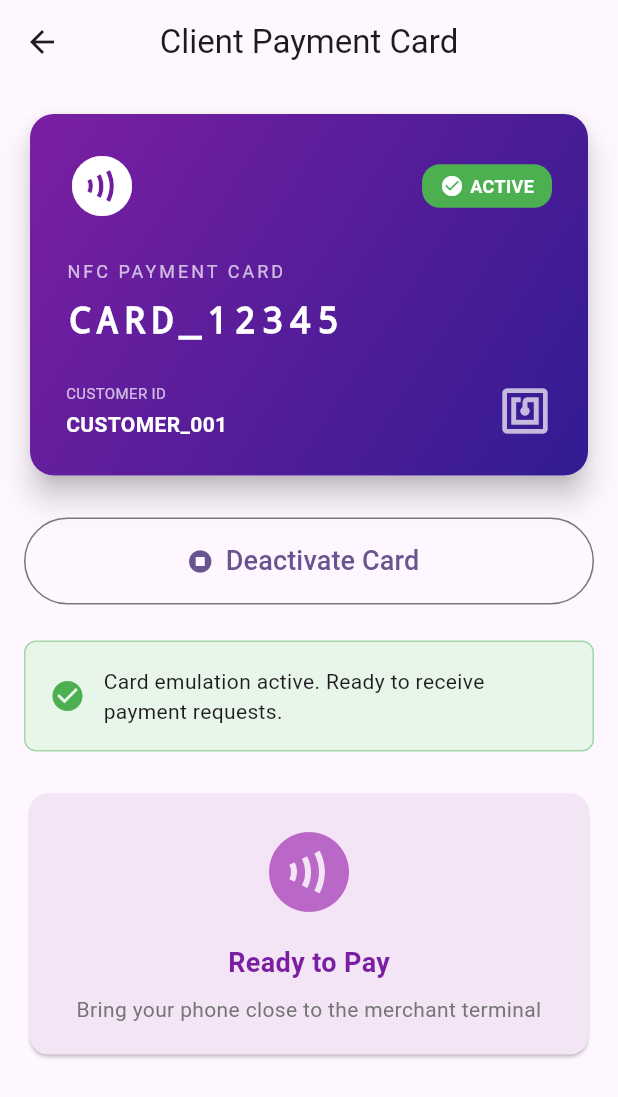
After one commit to Hilary29/nfc_app, a Flutter app: the ClientScreen screen opened directly, after a tap on "Activate Card", on a phone screen of 412 x 824 dp. The commit adds this screen. Shown: the top 1097 px of the screen. Run offline on Flutter 3.47's test engine with Material 3 defaults, Android fonts, the phone set to English and light mode, and no system bars; missing offline and left inert: nfc_manager.

Commit message:
Add HCE service and client payment functionality with UI updates

```diff
--- /dev/null
+++ b/lib/core/notifiers/client_notifier.dart
@@ -0,0 +1,143 @@
+import 'dart:convert';
+import 'dart:typed_data';
+import 'package:flutter/material.dart';
+import '../models/payment_request.dart';
+import '../models/payment_response.dart';
+
+class ClientNotifier extends ChangeNotifier {
+  bool _isHceActive = false;
+  PaymentRequest? _pendingRequest;
+  String _statusMessage = '';
+  //String _customerId = 'CUSTOMER_001';
+  //String _cardId = 'CARD_12345';
+
+  bool get isHceActive => _isHceActive;
+  PaymentRequest? get pendingRequest => _pendingRequest;
+  String get statusMessage => _statusMessage;
+  //String get customerId => _customerId;
+  //String get cardId => _cardId;
+  bool get hasPendingPayment => _pendingRequest != null;
+
+  Future<void> startHceMode() async {
+    try {
+      _isHceActive = true;
+      _statusMessage = 'Card emulation active. Ready to receive payment requests.';
+      notifyListeners();
+
+      _listenForApduCommands();
+    } catch (e) {
+      _statusMessage = 'Failed to start HCE: $e';
+      _isHceActive = false;
+      notifyListeners();
+    }
+  }
+
+  Future<void> stopHceMode() async {
+    try {
+      _isHceActive = false;
+      _pendingRequest = null;
+      _statusMessage = 'Card emulation stopped';
+      notifyListeners();
+    } catch (e) {
+      _statusMessage = 'Error stopping HCE: $e';
+      notifyListeners();
+    }
+  }
+
+  void _listenForApduCommands() {
+  }
+
+  void _handleApduCommand(Uint8List command) {
+    try {
+      if (command.length < 5) return;
+
+      final cla = command[0];
+      final ins = command[1];
+
+      if (cla == 0x00 && ins == 0xA4) {
+        _handleSelectCommand(command);
+      } else if (cla == 0x80 && ins == 0x01) {
+        _handlePaymentCommand(command);
+      }
+    } catch (e) {
+      _statusMessage = 'Error handling APDU: $e';
+      notifyListeners();
+    }
+  }
+
+  void _handleSelectCommand(Uint8List command) {
+    _statusMessage = 'Merchant device detected';
+    notifyListeners();
+  }
+
+  void _handlePaymentCommand(Uint8List command) {
+    try {
+      final lc = command[4];
+      final data = command.sublist(5, 5 + lc);
+      final jsonStr = utf8.decode(data);
+
+      final request = PaymentRequest.fromCompactJson(jsonStr);
+      _pendingRequest = request;
+      _statusMessage = 'Payment request received: ${request.amount} FCFA';
+      notifyListeners();
+    } catch (e) {
+      _statusMessage = 'Error parsing payment request: $e';
+      notifyListeners();
+    }
+  }
+
+  Future<void> approvePayment() async {
+    if (_pendingRequest == null) return;
+
+    try {
+      final response = PaymentResponse(
+        approved: true,
+        paymentToken: _pendingRequest!.paymentToken,
+      );
+
+      await _sendPaymentResponse(response);
+
+      _statusMessage = 'Payment approved and sent';
+      _pendingRequest = null;
+      notifyListeners();
+    } catch (e) {
+      _statusMessage = 'Error approving payment: $e';
+      notifyListeners();
+    }
+  }
+
+  Future<void> declinePayment() async {
+    if (_pendingRequest == null) return;
+
+    try {
+      final response = PaymentResponse(
+        approved: false,
+        paymentToken: _pendingRequest!.paymentToken,
+      );
+
+      await _sendPaymentResponse(response);
+
+      _statusMessage = 'Payment declined';
+      _pendingRequest = null;
+      notifyListeners();
+    } catch (e) {
+      _statusMessage = 'Error declining payment: $e';
+      notifyListeners();
+    }
+  }
+
+  Future<void> _sendPaymentResponse(PaymentResponse response) async {
+    try {
+      final responseJson = response.toCompactJson();
+      final responseBytes = utf8.encode(responseJson);
+
+      final apduResponse = Uint8List.fromList([
+        ...responseBytes,
+        0x90, 0x00,
+      ]);
+
+    } catch (e) {
+      throw Exception('Failed to send response: $e');
+    }
+  }
+}
--- /dev/null
+++ b/lib/features/client/screens/client_screen.dart
@@ -0,0 +1,149 @@
+import 'package:flutter/material.dart';
+import 'package:provider/provider.dart';
+import '../../../core/notifiers/client_notifier.dart';
+import '../widgets/card_display_widget.dart';
+import '../widgets/payment_approval_widget.dart';
+
+class ClientScreen extends StatelessWidget {
+  const ClientScreen({super.key});
+
+  @override
+  Widget build(BuildContext context) {
+    return ChangeNotifierProvider(
+      create: (_) => ClientNotifier(),
+      child: Scaffold(
+        appBar: AppBar(
+          title: const Text('Client Payment Card'),
+          centerTitle: true,
+        ),
+        body: const _ClientScreenBody(),
+      ),
+    );
+  }
+}
+
+class _ClientScreenBody extends StatelessWidget {
+  const _ClientScreenBody();
+
+  @override
+  Widget build(BuildContext context) {
+    return Consumer<ClientNotifier>(
+      builder: (context, notifier, _) {
+        return SingleChildScrollView(
+          padding: const EdgeInsets.all(16.0),
+          child: Column(
+            crossAxisAlignment: CrossAxisAlignment.stretch,
+            children: [
+              CardDisplayWidget(
+                cardId: 'CARD_12345',
+                customerId: 'CUSTOMER_001',
+                isActive: notifier.isHceActive,
+              ),
+              const SizedBox(height: 24),
+              if (!notifier.isHceActive)
+                ElevatedButton.icon(
+                  onPressed: () => notifier.startHceMode(),
+                  icon: const Icon(Icons.nfc, size: 32),
+                  label: const Padding(
+                    padding: EdgeInsets.symmetric(vertical: 16.0),
+                    child: Text(
+                      'Activate Card',
+                      style: TextStyle(fontSize: 18),
+                    ),
+                  ),
+                  style: ElevatedButton.styleFrom(
+                    backgroundColor: Colors.deepPurple,
+                    foregroundColor: Colors.white,
+                  ),
+                )
+              else
+                OutlinedButton.icon(
+                  onPressed: () => notifier.stopHceMode(),
+                  icon: const Icon(Icons.stop_circle),
+                  label: const Padding(
+                    padding: EdgeInsets.symmetric(vertical: 16.0),
+                    child: Text(
+                      'Deactivate Card',
+                      style: TextStyle(fontSize: 18),
+                    ),
+                  ),
+                ),
+              const SizedBox(height: 24),
+              if (notifier.statusMessage.isNotEmpty)
+                Container(
+                  padding: const EdgeInsets.all(16),
+                  decoration: BoxDecoration(
+                    color: notifier.isHceActive
+                        ? Colors.green.shade50
+                        : Colors.blue.shade50,
+                    borderRadius: BorderRadius.circular(8),
+                    border: Border.all(
+                      color: notifier.isHceActive
+                          ? Colors.green.shade200
+                          : Colors.blue.shade200,
+                    ),
+                  ),
+                  child: Row(
+                    children: [
+                      Icon(
+                        notifier.isHceActive ? Icons.check_circle : Icons.info,
+                        color: notifier.isHceActive ? Colors.green : Colors.blue,
+                      ),
+                      const SizedBox(width: 12),
+                      Expanded(
+                        child: Text(
+                          notifier.statusMessage,
+                          style: const TextStyle(fontSize: 14),
+                        ),
+                      ),
+                    ],
+                  ),
+                ),
+              const SizedBox(height: 24),
+              if (notifier.hasPendingPayment && notifier.pendingRequest != null)
+                PaymentApprovalWidget(
+                  request: notifier.pendingRequest!,
+                  onApprove: () => notifier.approvePayment(),
+                  onDecline: () => notifier.declinePayment(),
+                ),
+              if (notifier.isHceActive && !notifier.hasPendingPayment)
+                Card(
+                  color: Colors.purple.shade50,
+                  child: Padding(
+                    padding: const EdgeInsets.all(20.0),
+                    child: Column(
+                      children: [
+                        Icon(
+                          Icons.contactless,
+                          size: 64,
+                          color: Colors.purple.shade300,
+                        ),
+                        const SizedBox(height: 16),
+                        Text(
+                          'Ready to Pay',
+                          style: TextStyle(
+                            fontSize: 18,
+                            fontWeight: FontWeight.bold,
+                            color: Colors.purple.shade700,
+                          ),
+                        ),
+                        const SizedBox(height: 8),
+                        Text(
+                          'Bring your phone close to the merchant terminal',
+                          textAlign: TextAlign.center,
+                          style: TextStyle(
+                            fontSize: 14,
+                            color: Colors.grey.shade600,
+                          ),
+                        ),
+                      ],
+                    ),
+                  ),
+                ),
+            ],
+          ),
+        );
+      },
+    );
+  }
+}
--- /dev/null
+++ b/lib/features/client/widgets/card_display_widget.dart
@@ -0,0 +1,130 @@
+import 'package:flutter/material.dart';
+
+class CardDisplayWidget extends StatelessWidget {
+  final String cardId;
+  final String customerId;
+  final bool isActive;
+
+  const CardDisplayWidget({
+    super.key,
+    required this.cardId,
+    required this.customerId,
+    required this.isActive,
+  });
+
+  @override
+  Widget build(BuildContext context) {
+    return Card(
+      elevation: 8,
+      shape: RoundedRectangleBorder(
+        borderRadius: BorderRadius.circular(16),
+      ),
+      child: Container(
+        width: double.infinity,
+        padding: const EdgeInsets.all(24.0),
+        decoration: BoxDecoration(
+          borderRadius: BorderRadius.circular(16),
+          gradient: LinearGradient(
+            begin: Alignment.topLeft,
+            end: Alignment.bottomRight,
+            colors: isActive
+                ? [Colors.purple.shade700, Colors.deepPurple.shade900]
+                : [Colors.grey.shade600, Colors.grey.shade800],
+          ),
+        ),
+        child: Column(
+          crossAxisAlignment: CrossAxisAlignment.start,
+          children: [
+            Row(
+              mainAxisAlignment: MainAxisAlignment.spaceBetween,
+              children: [
+                const Icon(
+                  Icons.contactless,
+                  color: Colors.white,
+                  size: 48,
+                ),
+                if (isActive)
+                  Container(
+                    padding: const EdgeInsets.symmetric(
+                      horizontal: 12,
+                      vertical: 6,
+                    ),
+                    decoration: BoxDecoration(
+                      color: Colors.green,
+                      borderRadius: BorderRadius.circular(12),
+                    ),
+                    child: const Row(
+                      children: [
+                        Icon(Icons.check_circle, color: Colors.white, size: 16),
+                        SizedBox(width: 4),
+                        Text(
+                          'ACTIVE',
+                          style: TextStyle(
+                            color: Colors.white,
+                            fontWeight: FontWeight.bold,
+                            fontSize: 12,
+                          ),
+                        ),
+                      ],
+                    ),
+                  ),
+              ],
+            ),
+            const SizedBox(height: 24),
+            const Text(
+              'NFC PAYMENT CARD',
+              style: TextStyle(
+                color: Colors.white70,
+                fontSize: 12,
+                letterSpacing: 2,
+              ),
+            ),
+            const SizedBox(height: 8),
+            Text(
+              cardId,
+              style: const TextStyle(
+                color: Colors.white,
+                fontSize: 24,
+                fontWeight: FontWeight.bold,
+                fontFamily: 'monospace',
+                letterSpacing: 4,
+              ),
+            ),
+            const SizedBox(height: 24),
+            Row(
+              mainAxisAlignment: MainAxisAlignment.spaceBetween,
+              children: [
+                Column(
+                  crossAxisAlignment: CrossAxisAlignment.start,
+                  children: [
+                    const Text(
+                      'CUSTOMER ID',
+                      style: TextStyle(
+                        color: Colors.white70,
+                        fontSize: 10,
+                      ),
+                    ),
+                    const SizedBox(height: 4),
+                    Text(
+                      customerId,
+                      style: const TextStyle(
+                        color: Colors.white,
+                        fontSize: 14,
+                        fontWeight: FontWeight.bold,
+                      ),
+                    ),
+                  ],
+                ),
+                const Icon(
+                  Icons.nfc,
+                  color: Colors.white70,
+                  size: 36,
+                ),
+              ],
+            ),
+          ],
+        ),
+      ),
+    );
+  }
+}
--- a/lib/main.dart
+++ b/lib/main.dart
@@ -12,6 +12,7 @@ class MyApp extends StatelessWidget {
   @override
   Widget build(BuildContext context) {
     return MaterialApp(
+      debugShowCheckedModeBanner: false,
       title: 'NFC Payment POC',
       theme: ThemeData(
         colorScheme: ColorScheme.fromSeed(seedColor: Colors.deepPurple),
```
Also changed, not shown: lib/features/client/widgets/payment_approval_widget.dart (added, +136 -0 lines), lib/features/merchant/widgets/amount_input_widget.dart (+0 -12 lines), lib/features/mode_selection/mode_selection_screen.dart (+14 -2 lines), 3 other files.
